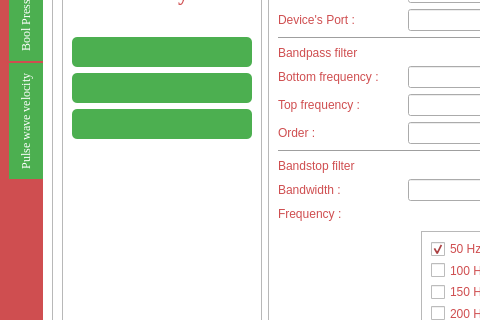
Qt form mainwindow.ui (minhnhan210196/Evteck) before a commit; both pictures show x 0 to 480 and y 193 to 513 of the 1107 by 847 pixel window.
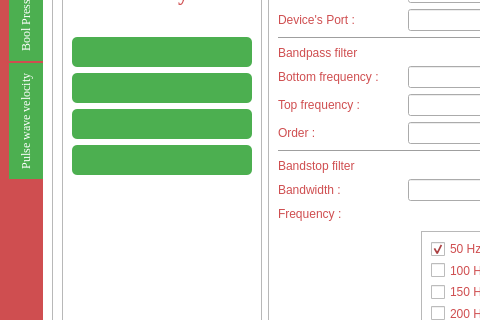
The same form after that commit. Icons and pictures are not drawn.

Patch:
```diff
--- a/mainwindow.ui
+++ b/mainwindow.ui
@@ -429,6 +429,44 @@
                 </property>
                </widget>
               </item>
+              <item>
+               <widget class="QPushButton" name="flash_fw">
+                <property name="minimumSize">
+                 <size>
+                  <width>0</width>
+                  <height>30</height>
+                 </size>
+                </property>
+                <property name="maximumSize">
+                 <size>
+                  <width>200</width>
+                  <height>30</height>
+                 </size>
+                </property>
+                <property name="styleSheet">
+                 <string notr="true">QPushButton{
+  font-size: 18px;
+  text-align: center;
+  text-decoration: none;
+  outline: none;
+  color: #fff;
+  background-color: #4CAF50;
+  border: none;
+  border-radius: 5px;
+}
+QPushButton:hover {background-color: #3e8e41}</string>
+                </property>
+                <property name="text">
+                 <string/>
+                </property>
+                <property name="iconSize">
+                 <size>
+                  <width>25</width>
+                  <height>25</height>
+                 </size>
+                </property>
+               </widget>
+              </item>
               <item>
                <spacer name="verticalSpacer_5">
                 <property name="orientation">
```
